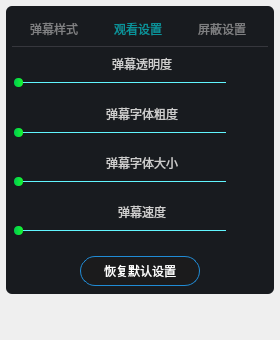
huizhang556/pc-video-player, file VideoPlayer/videomodels/DanmuSetting.ui: the form before one commit.
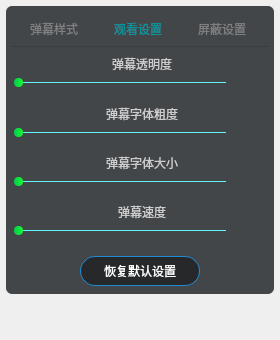
The form after the commit. The open tabs and pages were chosen to show the change. Icons and pictures are not drawn.

```diff
--- a/VideoPlayer/videomodels/DanmuSetting.ui
+++ b/VideoPlayer/videomodels/DanmuSetting.ui
@@ -49,7 +49,7 @@
      <property name="styleSheet">
       <string notr="true">#frame
 {
-background-color: #181b1f;
+background-color: rgba(24, 27, 31,0.8);
 border-radius: 6px;
 }</string>
      </property>
@@ -702,7 +702,7 @@
     border-radius: 5px;
     margin-top: 1ex; /* leave space at the top for the title */
 	color: #cdcdcd;
-	background-color: #181b1f;
+	background-color: transparent;
 	/*font: 10pt &quot;Microsoft YaHei UI&quot;;*/
 }
 
@@ -880,7 +880,7 @@
     border-radius: 5px;
     margin-top: 1ex; /* leave space at the top for the title */
 	color: #cdcdcd;
-	background-color: #181b1f;
+	background-color: transparent;
 	/*font: 10pt &quot;Microsoft YaHei UI&quot;;*/
 }
 
@@ -1058,7 +1058,7 @@
     border-radius: 5px;
     margin-top: 1ex; /* leave space at the top for the title */
 	color: #cdcdcd;
-	background-color: #181b1f;
+	background-color: transparent;
 	/*font: 10pt &quot;Microsoft YaHei UI&quot;;*/
 }
 
@@ -1236,7 +1236,7 @@
     border-radius: 5px;
     margin-top: 1ex; /* leave space at the top for the title */
 	color: #cdcdcd;
-	background-color: #181b1f;
+	background-color: transparent;
 	/*font: 10pt &quot;Microsoft YaHei UI&quot;;*/
 }
 
@@ -1433,7 +1433,7 @@
                    <string notr="true">QPushButton
 {
 border-radius: 15px;
-background-color:#1b1b1c;
+background-color: rgba(27, 27, 28,0.7);
 color: white;
 border: 1px solid #208bd5;
 }</string>
```
Left out of the diff: 9 changed lines with no effect on the pictures.
